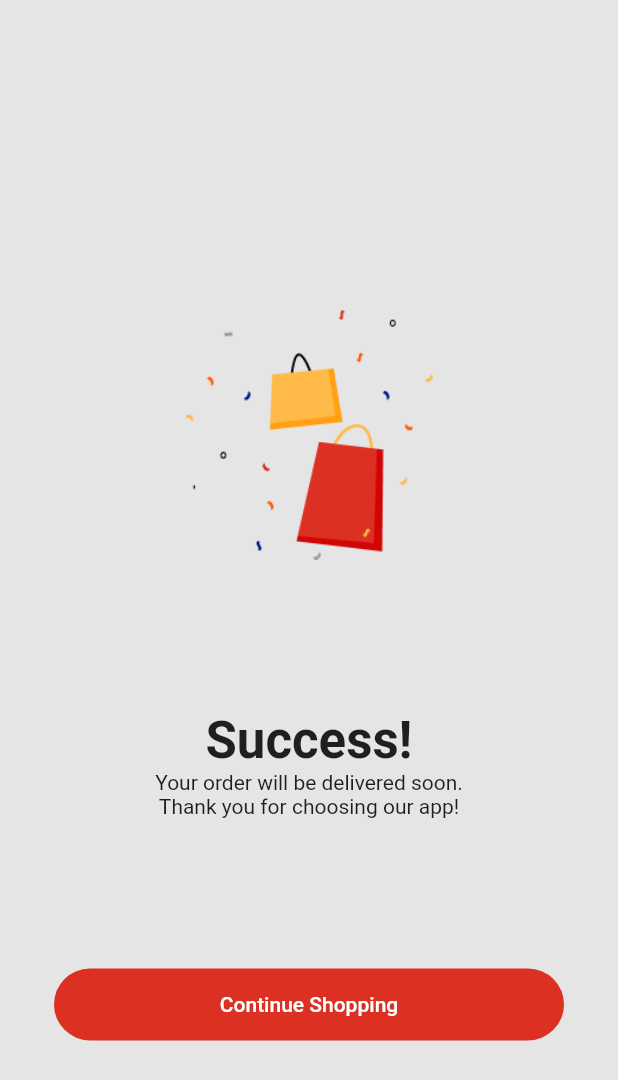
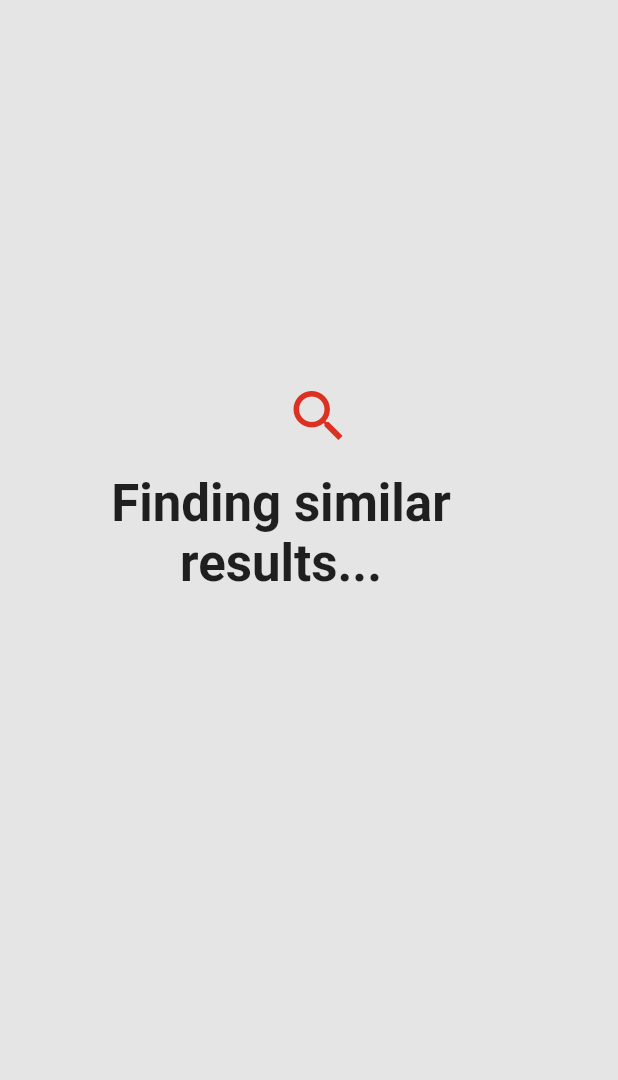
Before and after one commit to devcareer/fiverly-flutter, a Flutter app: the screen it shows after launch, on a phone screen of 412 x 824 dp. Shown: the top 1080 px of the screen. Run offline on Flutter 3.47's test engine with Material 2 defaults, Android fonts, the phone set to English and light mode, and no system bars; our stand-ins replace bloc, google_fonts; missing offline and left inert: flutter_cmoon_icons.

Commit message:
added 3 search screens

```diff
--- /dev/null
+++ b/lib/features/searchpages/virtualsearchfinding.dart
@@ -0,0 +1,50 @@
+import 'package:flutter/material.dart';
+import '../authentication/sharedresources/shared.dart';
+import '../authentication/sharedresources/shared.dart';
+
+class SearchFinding extends StatefulWidget {
+  @override
+  _SearchFindingState createState() => _SearchFindingState();
+}
+
+class _SearchFindingState extends State<SearchFinding> {
+  @override
+  Widget build(BuildContext context) {
+    final double width = MediaQuery.of(context).size.width;
+    final double height = MediaQuery.of(context).size.height;
+    return Scaffold(
+      backgroundColor: Color(0xffe5e5e5),
+          body: SingleChildScrollView(
+                child: Column(
+            children:<Widget> [
+              SizedBox(height: height* 0.30,),
+              Center(
+                child: Container(
+                child:Row(
+                mainAxisAlignment: MainAxisAlignment.center,
+                children:<Widget> [
+                  IconButton(icon: Icon(Icons.search, color:Color(0xffdb3022,),size:45,), onPressed: null),
+                ],
+              ),
+                ),
+              ),
+              SizedBox(height: 20.0,),
+                  Row(
+                    children: <Widget>[
+                      SizedBox(width: width* 0.18,),
+                      Center(
+                        child: Column(
+                         children:<Widget> [
+                         Text('Finding similar',style: fonts1,),
+                         Text('results...',style: fonts1,),
+                        ],
+                        ),
+                      ),
+                    ],
+                  ),
+            ],
+          ),
+      ),
+    );
+  }
+}
--- a/lib/features/successpages/success2.dart
+++ b/lib/features/successpages/success2.dart
@@ -1,9 +1,5 @@
 import 'package:flutter/material.dart';
 import '../authentication/sharedresources/shared.dart';
-
-
-
-
 
 class SuccessPage2 extends StatefulWidget {
   @override
--- a/lib/main.dart
+++ b/lib/main.dart
@@ -4,8 +4,10 @@ import 'package:fixing/features/authentication/sign_up.dart';
 import 'features/authentication/forgot_password.dart';
 import 'features/authentication/login.dart';
 import 'package:fixing/features/successpages/success1.dart';
-
+import 'package:fixing/features/searchpages/virtual_search.dart';
 import 'features/successpages/success2.dart';
+import 'package:fixing/features/searchpages/taking_photo.dart';
+import 'package:fixing/features/searchpages/virtualsearchfinding.dart';
 void main() {
   runApp(MyApp());
 }
@@ -21,7 +23,7 @@ class MyApp extends StatelessWidget {
       ),
       home: Scaffold(
         backgroundColor: Color(0xffe5e5e5),
-        body:SuccessPage2(),
+        body:SearchFinding(),
       ),
     );
   }
```
Also changed, not shown: lib/features/authentication/sharedresources/shared.dart (+27 -4 lines), lib/features/searchpages/taking_photo.dart (added, +48 -0 lines), lib/features/searchpages/virtual_search.dart (added, +62 -0 lines), images/takingphoto.png (added), images/virtualSearch.png (added).
